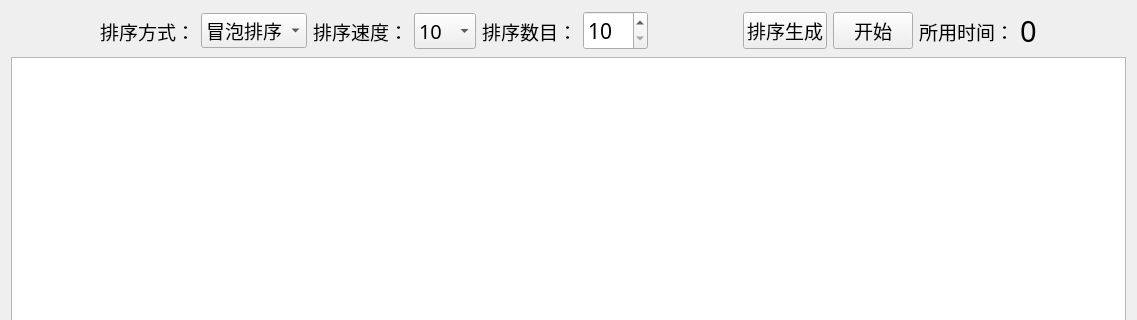
Before: the Qt Designer form window.ui in bing-dong/SortingVisualization, drawn with Qt 5; both pictures show x 0 to 1137 and y 0 to 320 of the 1137 by 750 pixel window.
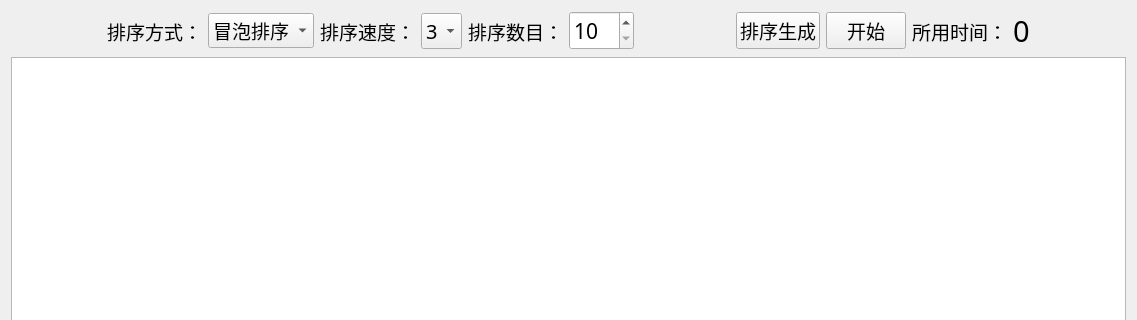
After: the same form once the commit is applied.

```diff
--- a/window.ui
+++ b/window.ui
@@ -136,10 +136,10 @@
           </font>
          </property>
          <property name="currentText">
-          <string>10</string>
+          <string>3</string>
          </property>
          <property name="currentIndex">
-          <number>1</number>
+          <number>2</number>
          </property>
          <property name="iconSize">
           <size>
@@ -154,12 +154,12 @@
          </item>
          <item>
           <property name="text">
-           <string>10</string>
+           <string>2</string>
           </property>
          </item>
          <item>
           <property name="text">
-           <string>100</string>
+           <string>3</string>
           </property>
          </item>
         </widget>
```
